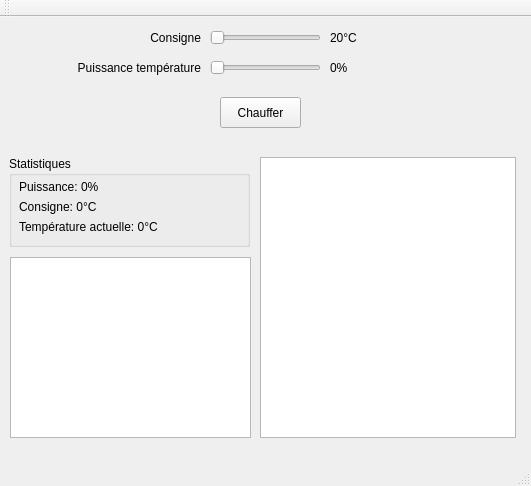
Before: the Qt Designer form Four/Four.ui in Tellier-Neo/Pilotage_four, drawn with Qt 5.
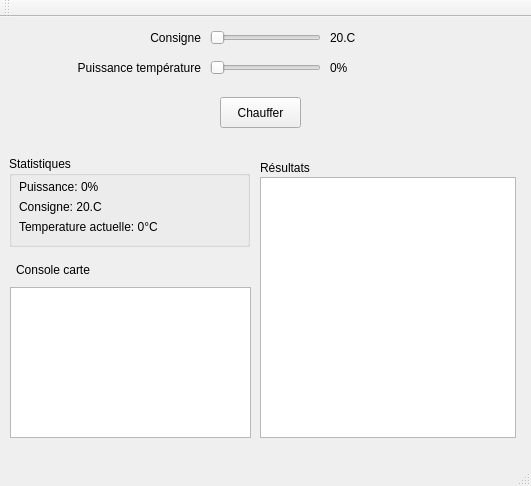
After: the same form once the commit is applied.

Commit message: Interaction fonctionnelle avec le four

```diff
--- a/Four/Four.ui
+++ b/Four/Four.ui
@@ -107,7 +107,7 @@
       </rect>
      </property>
      <property name="text">
-      <string>Consigne: 0°C</string>
+      <string>Consigne: 20.C</string>
      </property>
     </widget>
     <widget class="QLabel" name="tempStatLabel">
@@ -120,7 +120,7 @@
       </rect>
      </property>
      <property name="text">
-      <string>Température actuelle: 0°C</string>
+      <string>Temperature actuelle: 0°C</string>
      </property>
     </widget>
    </widget>
@@ -134,7 +134,7 @@
      </rect>
     </property>
     <property name="text">
-     <string>20°C</string>
+     <string>20.C</string>
     </property>
    </widget>
    <widget class="QSlider" name="powerSlider">
@@ -157,9 +157,9 @@
     <property name="geometry">
      <rect>
       <x>260</x>
-      <y>140</y>
+      <y>160</y>
       <width>256</width>
-      <height>281</height>
+      <height>261</height>
      </rect>
     </property>
    </widget>
@@ -167,9 +167,9 @@
     <property name="geometry">
      <rect>
       <x>10</x>
-      <y>240</y>
+      <y>270</y>
       <width>241</width>
-      <height>181</height>
+      <height>151</height>
      </rect>
     </property>
    </widget>
@@ -192,6 +192,32 @@
      <enum>Qt::Horizontal</enum>
     </property>
    </widget>
+   <widget class="QLabel" name="cardLogLabel">
+    <property name="geometry">
+     <rect>
+      <x>16</x>
+      <y>243</y>
+      <width>231</width>
+      <height>20</height>
+     </rect>
+    </property>
+    <property name="text">
+     <string>Console carte</string>
+    </property>
+   </widget>
+   <widget class="QLabel" name="label">
+    <property name="geometry">
+     <rect>
+      <x>260</x>
+      <y>140</y>
+      <width>111</width>
+      <height>21</height>
+     </rect>
+    </property>
+    <property name="text">
+     <string>Résultats</string>
+    </property>
+   </widget>
   </widget>
   <widget class="QMenuBar" name="menuBar">
    <property name="geometry">
```
The commit also changes 2 other files.
